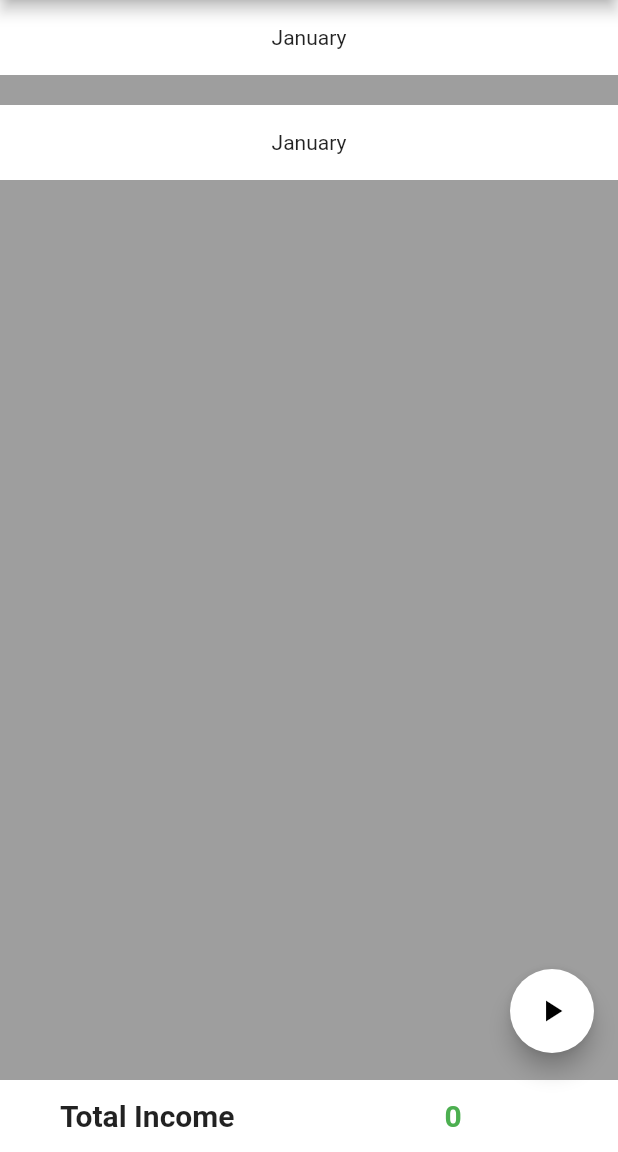
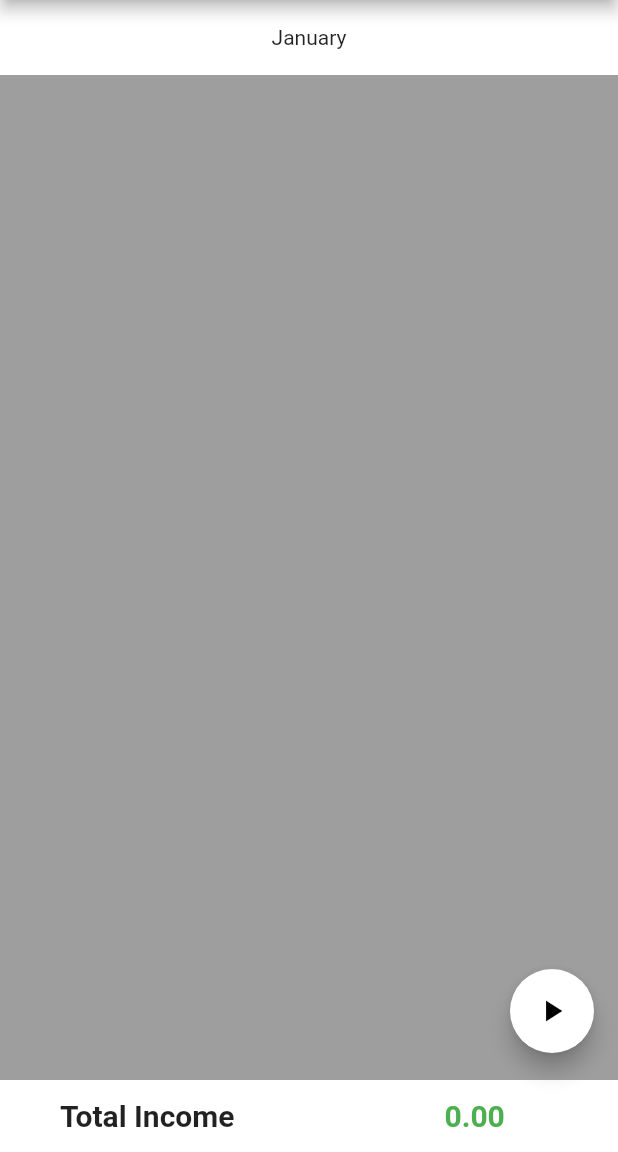
Before and after one commit to benf3632/salary_tracker, a Flutter app: the screen it shows after launch, in the side drawer, after a tap on the "play arrow" icon, on a phone screen of 412 x 824 dp, the part 84-1236 px from its top. Run offline on Flutter 3.47's test engine with Material 2 defaults, Android fonts, the phone set to English and light mode, and no system bars; our stand-ins replace local_auth, shared_preferences, sqflite; accounts and stored records are empty.

Commit message:
add shifts view

```diff
--- a/lib/database_helper.dart
+++ b/lib/database_helper.dart
@@ -121,5 +121,14 @@ class DatabaseHelper {
         );
     }
 
+    Future<double> getAllIncomeByDate(int month, int year) async {
+        double income = 0;
+        List<Shift> shifts = await queryShiftsByMonthAndYear(month, year);
+        for (Shift shift in shifts) {
+            income += shift.income;
+        }
+        return income;
+    }
+
 
 }
--- a/lib/main.dart
+++ b/lib/main.dart
@@ -40,6 +40,9 @@ class _MyHomePageState extends State<MyHomePage> with WidgetsBindingObserver {
   void initState() {
      super.initState();
       WidgetsBinding.instance.addObserver(this);
+      selectedMonth = DateTime.now().month - 1;
+      salaryPerHour = 0;
+      _getIncome();
       _read();
       // Calc income and set it
       // pull shift from database
@@ -112,13 +115,10 @@ class _MyHomePageState extends State<MyHomePage> with WidgetsBindingObserver {
                         ),
                     )
                 ),
-                Padding(
-                    padding: EdgeInsets.symmetric(vertical: 20.0),
-                    child: Container(
-                        height: 50,
-                        width: width,
-                        child: Center(child: Text(months[selectedMonth])),
-                        color: Colors.white,
+                Expanded(
+                    child: FutureBuilder(
+                        future: _getShifts(),
+                        builder: _buildShiftsList,
                     )
                 ),
                 Expanded(
@@ -152,6 +152,61 @@ class _MyHomePageState extends State<MyHomePage> with WidgetsBindingObserver {
         )
     );
 }
+    Future<List<Shift>> _getShifts() async {
+        DatabaseHelper helper = DatabaseHelper.instance;
+        List<Shift> shifts = await helper.queryShiftsByMonthAndYear(selectedMonth + 1, currentYear);
+        return shifts;
+    }
+
+    Widget _buildShiftsList(BuildContext context, AsyncSnapshot snapshot) {
+        List<Shift> shifts = snapshot.data ?? [];
+        return ListView.builder(
+            itemCount: shifts.length,
+            itemBuilder: (BuildContext context, int index) {
+                Shift shift = shifts[index];
+                if (shift.endTime == 0) {
+                    var date = DateTime.parse(shift.date);
+                    var startTime = DateTime.fromMicrosecondsSinceEpoch(shift.startTime);
+                    return Container(
+                        height: 50.0,
+                        color: Colors.white,
+                        child: Row(
+                            mainAxisAlignment: MainAxisAlignment.spaceBetween,
+                            children: <Widget> [
+                                Text(date.day.toString()),
+                                Text('${startTime.hour.toString()}:${startTime.minute.toString()}'),
+                                Text('Shift On Progress'),
+                            ]
+                        ),
+                    );
+                } else {
+                    var date = DateTime.parse(shift.date);
+                    var startTime = DateTime.fromMicrosecondsSinceEpoch(shift.startTime);
+                    var endTime = DateTime.fromMicrosecondsSinceEpoch(shift.endTime);
+                    return Container(
+                        height: 50.0,
+                        color: Colors.white,
+                        child: Row(
+                            mainAxisAlignment: MainAxisAlignment.spaceBetween,
+                            children: <Widget> [
+                                Text(date.day.toString()),
+                                Text('${startTime.hour.toString()}:${startTime.minute.toString()}'),
+                                Text('${endTime.hour.toString()}:${endTime.minute.toString()}'),
+                                Text(shift.income.toStringAsFixed(2)),
+                            ]
+                        ),
+                    );
+                }
+            }
+        );
+    }
+
+   void _getIncome() async {
+        DatabaseHelper helper = DatabaseHelper.instance;
+        double income = await helper.getAllIncomeByDate(selectedMonth + 1, currentYear);
+        setState(() {_income = income.toStringAsFixed(2);});
+
+    }
 
   void _startShift() async{
       bool didAuth = await _auth();
@@ -162,18 +217,19 @@ class _MyHomePageState extends State<MyHomePage> with WidgetsBindingObserver {
               Shift shift = await helper.queryShift(currentShiftId);
               shift.endTime = time.microsecondsSinceEpoch;
               shift.id = currentShiftId;
-              var hoursWorked = (shift.startTime - shift.endTime) / 1000000;
+              var hoursWorked = (shift.endTime - shift.startTime) / 1000000;
               hoursWorked = hoursWorked / 3600;
               var income = hoursWorked * salaryPerHour;
               shift.income = income;
-
+              helper.update(shift);
           } else {
              DateTime time = DateTime.now();
              Shift shift = Shift(time.microsecondsSinceEpoch,0,time.toString(),0);
              int id = await helper.insert(shift);
              currentShiftId = id;
           }
-          setState(() {_started = !_started;});
+          await _getIncome();
+          setState(() {_started = !_started; });
 
       }
   }
@@ -205,6 +261,7 @@ class _MyHomePageState extends State<MyHomePage> with WidgetsBindingObserver {
                                 child: Text('CLEAR!'),
                                 onPressed: () {
                                     helper.clear();
+                                    setState(() {_started = false;});
                                     Navigator.of(context).pop();
                                 }
                             ),
@@ -245,7 +302,7 @@ class _MyHomePageState extends State<MyHomePage> with WidgetsBindingObserver {
         );
     }
 
-    void _setSalaryPerHourDialog() async {
+    Future<Null> _setSalaryPerHourDialog() async {
         var salaryTFController = TextEditingController();
         showDialog(
             context: context,
```
Also changed, not shown: 6 other files.
